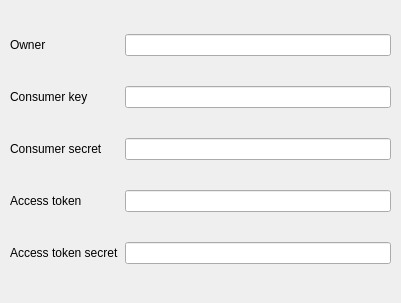
The window that gui/gui.ui (i5ar/ifollowers) describes before a commit, drawn with Qt 5.
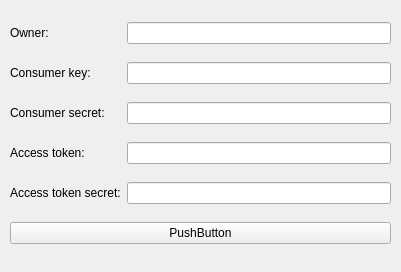
The same window after the commit.

Patch:
```diff
--- a/gui/gui.ui
+++ b/gui/gui.ui
@@ -7,7 +7,7 @@
     <x>0</x>
     <y>0</y>
     <width>401</width>
-    <height>303</height>
+    <height>272</height>
    </rect>
   </property>
   <property name="windowTitle">
@@ -19,60 +19,67 @@
      <x>10</x>
      <y>10</y>
      <width>381</width>
-     <height>281</height>
+     <height>251</height>
     </rect>
    </property>
    <layout class="QGridLayout" name="gridLayout">
     <item row="3" column="0">
      <widget class="QLabel" name="label_3">
       <property name="text">
-       <string>Consumer secret</string>
+       <string>Consumer secret:</string>
       </property>
      </widget>
     </item>
     <item row="5" column="0">
      <widget class="QLabel" name="label_5">
       <property name="text">
-       <string>Access token secret</string>
+       <string>Access token secret:</string>
       </property>
      </widget>
     </item>
     <item row="4" column="0">
      <widget class="QLabel" name="label_4">
       <property name="text">
-       <string>Access token</string>
+       <string>Access token:</string>
       </property>
      </widget>
     </item>
+    <item row="0" column="1">
+     <widget class="QLineEdit" name="lineEdit"/>
+    </item>
     <item row="2" column="0">
      <widget class="QLabel" name="label_2">
       <property name="text">
-       <string>Consumer key</string>
+       <string>Consumer key:</string>
       </property>
      </widget>
     </item>
     <item row="0" column="0">
      <widget class="QLabel" name="label">
       <property name="text">
-       <string>Owner</string>
+       <string>Owner:</string>
       </property>
      </widget>
     </item>
-    <item row="0" column="1">
-     <widget class="QLineEdit" name="lineEdit"/>
-    </item>
     <item row="2" column="1">
      <widget class="QLineEdit" name="lineEdit_2"/>
     </item>
     <item row="3" column="1">
      <widget class="QLineEdit" name="lineEdit_3"/>
     </item>
-    <item row="4" column="1">
-     <widget class="QLineEdit" name="lineEdit_4"/>
-    </item>
     <item row="5" column="1">
      <widget class="QLineEdit" name="lineEdit_5"/>
     </item>
+    <item row="4" column="1">
+     <widget class="QLineEdit" name="lineEdit_4"/>
+    </item>
+    <item row="7" column="0" colspan="2">
+     <widget class="QPushButton" name="pushButton">
+      <property name="text">
+       <string>PushButton</string>
+      </property>
+     </widget>
+    </item>
    </layout>
   </widget>
  </widget>
```
